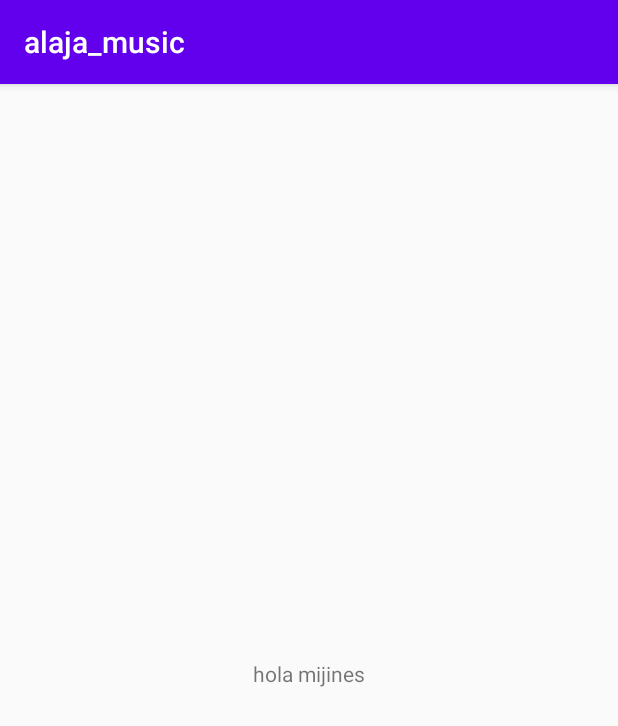
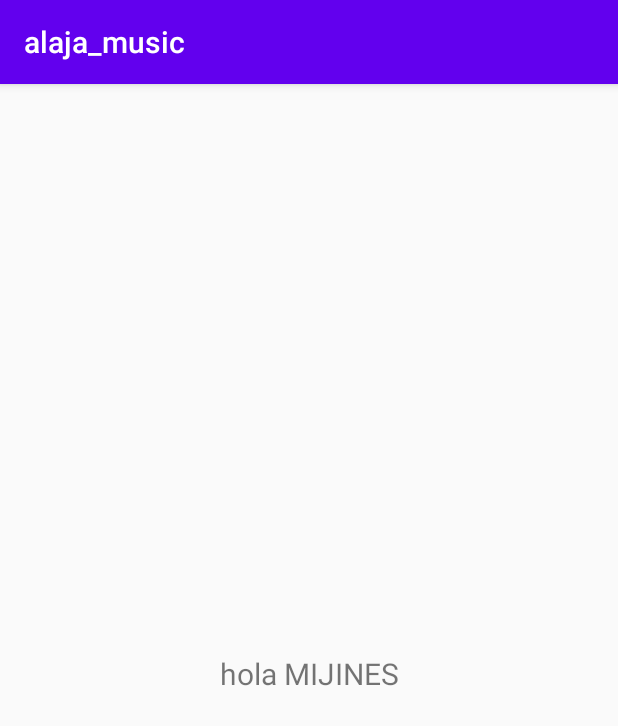
Before and after one commit to williamtocto/alaja_music, an Android app: the screen it shows after launch (MainActivity), on a phone screen of 412 x 824 dp. Shown: the top 726 px of the screen. Run offline under Robolectric (Android 15) with nearby library versions, the phone set to English and light mode, and no system bars.

Commit message:
camdio de texto prueba

```diff
--- a/app/src/main/res/layout/activity_main.xml
+++ b/app/src/main/res/layout/activity_main.xml
@@ -9,7 +9,8 @@
     <TextView
         android:layout_width="wrap_content"
         android:layout_height="wrap_content"
-        android:text="hola mijines"
+        android:text="hola MIJINES"
+        android:textSize="20sp"
         app:layout_constraintBottom_toBottomOf="parent"
         app:layout_constraintLeft_toLeftOf="parent"
         app:layout_constraintRight_toRightOf="parent"
```
